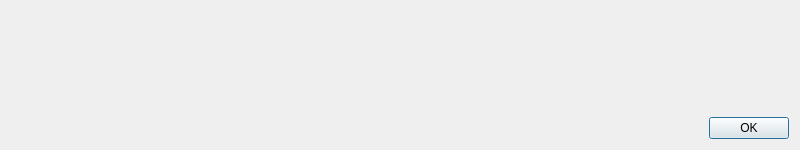
Old version of the form src/qt/forms/exportviewkeydialog.ui in the repository firoorg/firo.
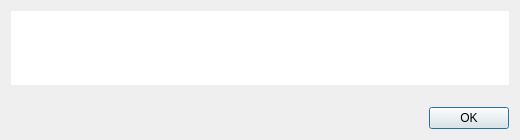
New version of the form.

The edit to the form file:
```diff
--- a/src/qt/forms/exportviewkeydialog.ui
+++ b/src/qt/forms/exportviewkeydialog.ui
@@ -6,8 +6,8 @@
    <rect>
     <x>0</x>
     <y>0</y>
-    <width>800</width>
-    <height>150</height>
+    <width>520</width>
+    <height>140</height>
    </rect>
   </property>
   <property name="windowTitle">
@@ -17,20 +17,26 @@
    <item>
     <layout class="QHBoxLayout" name="horizontalLayout">
      <item>
-      <widget class="QLabel" name="key">
-       <property name="text">
-         <string></string>
+      <widget class="QTextEdit" name="key">
+       <property name="readOnly">
+        <bool>true</bool>
+       </property>
+       <property name="frameShape">
+        <enum>QFrame::NoFrame</enum>
+       </property>
+       <property name="verticalScrollBarPolicy">
+        <enum>Qt::ScrollBarAlwaysOff</enum>
+       </property>
+       <property name="horizontalScrollBarPolicy">
+        <enum>Qt::ScrollBarAlwaysOff</enum>
        </property>
        <property name="textInteractionFlags">
-         <set>Qt::TextSelectableByMouse</set>
-       </property>
-       <property name="wordWrap">
-         <bool>true</bool>
+         <set>Qt::TextSelectableByMouse|Qt::TextSelectableByKeyboard</set>
        </property>
        <property name="sizePolicy">
-         <sizepolicy hsizetype="Preferred" vsizetype="Expanding">
+         <sizepolicy hsizetype="Preferred" vsizetype="Preferred">
            <horstretch>0</horstretch>
-           <verstretch>1</verstretch>
+           <verstretch>0</verstretch>
          </sizepolicy>
         </property>
       </widget>
@@ -43,10 +49,13 @@
     <property name="orientation">
       <enum>Qt::Vertical</enum>
      </property>
+     <property name="sizeType">
+      <enum>QSizePolicy::Fixed</enum>
+     </property>
      <property name="sizeHint" stdset="0">
       <size>
        <width>20</width>
-       <height>40</height>
+       <height>16</height>
       </size>
      </property>
     </spacer>
```
